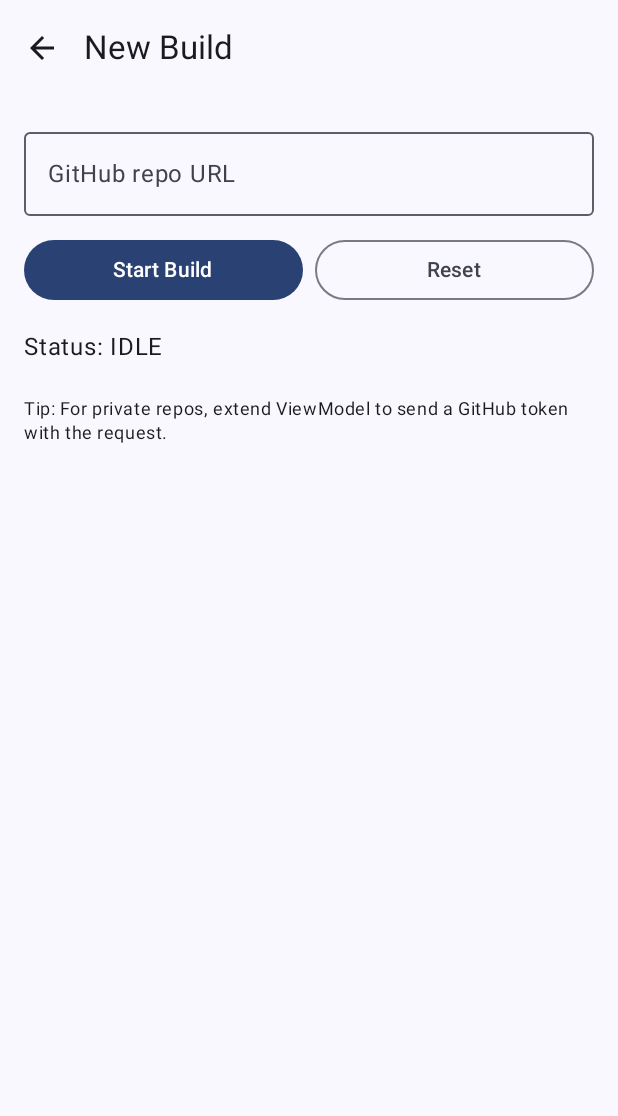
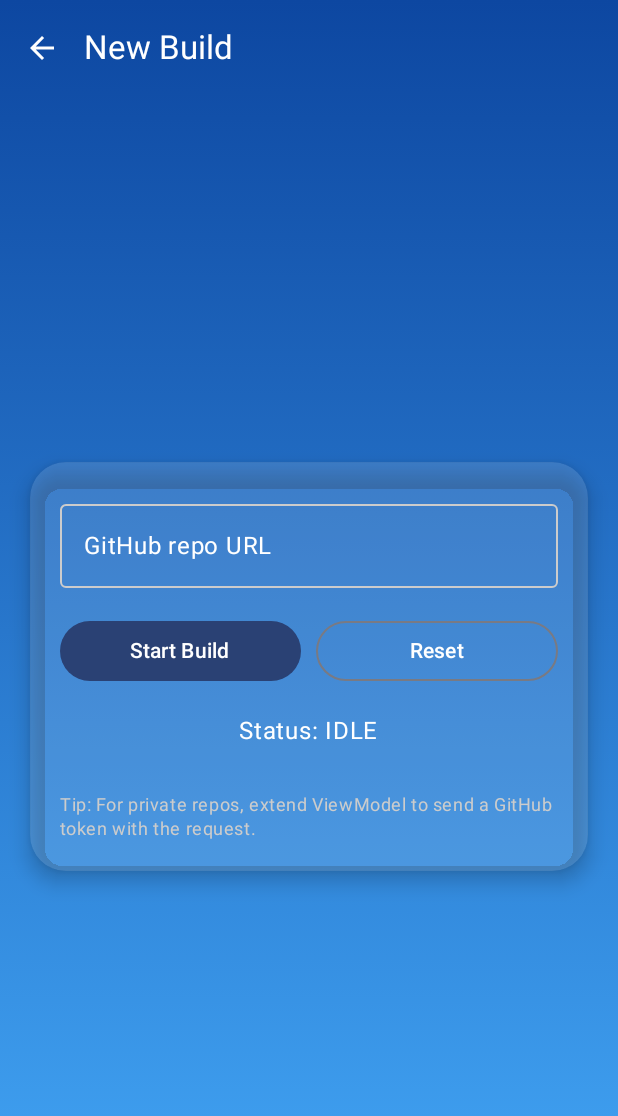
Before and after one commit to Abhi95081/BuildBuddy, an Android app built with Jetpack Compose: the BuildScreen screen opened through its navigation route, on a phone screen of 412 x 824 dp. Shown: the top 1116 px of the screen. Run offline under Robolectric (Android 15) with nearby library versions, the phone set to English and light mode, and no system bars.

Commit message:
BuildScreen.kt commit

```diff
--- a/app/src/main/java/com/example/buildbuddy/Screens/BuildScreen.kt
+++ b/app/src/main/java/com/example/buildbuddy/Screens/BuildScreen.kt
@@ -5,14 +5,18 @@ import android.content.Context
 import android.content.Intent
 import android.net.Uri
 import android.os.Environment
+import androidx.compose.foundation.background
 import androidx.compose.foundation.layout.*
-import androidx.compose.foundation.text.KeyboardActions
+import androidx.compose.foundation.shape.RoundedCornerShape
 import androidx.compose.foundation.text.KeyboardOptions
 import androidx.compose.material.icons.Icons
 import androidx.compose.material.icons.filled.ArrowBack
 import androidx.compose.material3.*
 import androidx.compose.runtime.*
+import androidx.compose.ui.Alignment
 import androidx.compose.ui.Modifier
+import androidx.compose.ui.graphics.Brush
+import androidx.compose.ui.graphics.Color
 import androidx.compose.ui.platform.LocalContext
 import androidx.compose.ui.text.input.ImeAction
 import androidx.compose.ui.unit.dp
@@ -26,105 +30,162 @@ import kotlinx.coroutines.launch
 fun BuildScreen(onBack: () -> Unit, vm: BuildViewModel = viewModel()) {
     val context = LocalContext.current
     val state by vm.state
+    val snackbarHostState = remember { SnackbarHostState() }
+    val scope = rememberCoroutineScope()
 
-    val snackbarHostState = remember { SnackbarHostState() }
+    // Gradient background
+    val gradient = Brush.verticalGradient(
+        listOf(Color(0xFF0D47A1), Color(0xFF42A5F5))
+    )
 
     Scaffold(
+        containerColor = Color.Transparent,
         topBar = {
             TopAppBar(
-                title = { Text("New Build") },
+                title = { Text("New Build", color = Color.White) },
                 navigationIcon = {
                     IconButton(onClick = onBack) {
-                        Icon(Icons.Default.ArrowBack, contentDescription = "Back")
+                        Icon(Icons.Default.ArrowBack, contentDescription = "Back", tint = Color.White)
                     }
-                }
+                },
+                colors = TopAppBarDefaults.topAppBarColors(containerColor = Color.Transparent)
             )
         },
         snackbarHost = { SnackbarHost(hostState = snackbarHostState) }
     ) { innerPadding ->
+        Box(
+            modifier = Modifier
+                .fillMaxSize()
+                .background(gradient)
+                .padding(innerPadding),
+            contentAlignment = Alignment.Center
+        ) {
             Column(
                 modifier = Modifier
-                .fillMaxSize()
-                .padding(innerPadding)
-                .padding(16.dp)
+                    .fillMaxWidth()
+                    .padding(20.dp),
+                horizontalAlignment = Alignment.CenterHorizontally
+            ) {
+                // Card container
+                Card(
+                    shape = RoundedCornerShape(24.dp),
+                    colors = CardDefaults.cardColors(
+                        containerColor = Color.White.copy(alpha = 0.12f)
+                    ),
+                    elevation = CardDefaults.cardElevation(defaultElevation = 8.dp),
+                    modifier = Modifier.fillMaxWidth()
+                ) {
+                    Column(
+                        modifier = Modifier.padding(20.dp),
+                        horizontalAlignment = Alignment.CenterHorizontally
                     ) {
                         OutlinedTextField(
                             value = state.repoUrl,
                             onValueChange = vm::onRepoChange,
-                label = { Text("GitHub repo URL") },
+                            label = { Text("GitHub repo URL", color = Color.White) },
                             placeholder = { Text("https://github.com/owner/repo") },
                             singleLine = true,
                             modifier = Modifier.fillMaxWidth(),
                             keyboardOptions = KeyboardOptions(imeAction = ImeAction.Done),
-                keyboardActions = KeyboardActions(onDone = { /* dismiss */ })
+                            colors = OutlinedTextFieldDefaults.colors(
+                                focusedBorderColor = Color.White,
+                                unfocusedBorderColor = Color.LightGray,
+                                cursorColor = Color.White,
+                                focusedLabelColor = Color.White
+                            )
                         )
 
-            Spacer(Modifier.height(12.dp))
+                        Spacer(Modifier.height(18.dp))
 
-            Row(Modifier.fillMaxWidth(), horizontalArrangement = Arrangement.spacedBy(8.dp)) {
-                val scope = rememberCoroutineScope()
-
+                        Row(
+                            Modifier.fillMaxWidth(),
+                            horizontalArrangement = Arrangement.spacedBy(10.dp)
+                        ) {
                             Button(
                                 onClick = {
                                     if (state.repoUrl.isBlank()) {
-                            scope.launch { snackbarHostState.showSnackbar("Please enter a repository URL") }
+                                        scope.launch {
+                                            snackbarHostState.showSnackbar("Please enter a repository URL")
+                                        }
                                         return@Button
                                     }
                                     if (!state.isBuilding) vm.startBuild()
                                 },
                                 enabled = !state.isBuilding,
-                    modifier = Modifier.weight(1f)
+                                modifier = Modifier.weight(1f),
+                                shape = RoundedCornerShape(50)
                             ) {
-                    Text(if (state.isBuilding) "Building..." else "Start Build")
+                                if (state.isBuilding) {
+                                    CircularProgressIndicator(
+                                        modifier = Modifier.size(20.dp),
+                                        strokeWidth = 2.dp,
+                                        color = Color.White
+                                    )
+                                    Spacer(Modifier.width(8.dp))
+                                    Text("Building...")
+                                } else {
+                                    Text("Start Build")
                                 }
-
+                            }
 
                             OutlinedButton(
                                 onClick = vm::reset,
                                 enabled = !state.isBuilding,
-                    modifier = Modifier.weight(1f)
-                ) { Text("Reset") }
-            }
-
-            Spacer(Modifier.height(18.dp))
-
-            Text("Status: ${state.status.uppercase()}", style = MaterialTheme.typography.bodyLarge)
-            state.message?.let {
-                Spacer(Modifier.height(6.dp))
-                Text(it, style = MaterialTheme.typography.bodySmall)
-            }
-
-            Spacer(Modifier.height(16.dp))
-
-            state.downloadUrl?.let { url ->
-                Column(verticalArrangement = Arrangement.spacedBy(8.dp)) {
-                    Button(
-                        onClick = { openInBrowser(context, url) },
-                        modifier = Modifier.fillMaxWidth()
-                    ) { Text("Open Download Page") }
-
-                    // Optional: direct download via DownloadManager (saves to app's Downloads)
-                    OutlinedButton(
-                        onClick = { enqueueDownload(context, url) },
-                        modifier = Modifier.fillMaxWidth()
-                    ) { Text("Download APK (Direct)") }
+                                modifier = Modifier.weight(1f),
+                                shape = RoundedCornerShape(50),
+                                colors = ButtonDefaults.outlinedButtonColors(contentColor = Color.White)
+                            ) {
+                                Text("Reset")
                             }
                         }
 
-            Spacer(Modifier.height(8.dp))
+                        Spacer(Modifier.height(20.dp))
+
+                        Text(
+                            "Status: ${state.status.uppercase()}",
+                            style = MaterialTheme.typography.bodyLarge,
+                            color = Color.White
+                        )
+                        state.message?.let {
+                            Spacer(Modifier.height(6.dp))
+                            Text(it, style = MaterialTheme.typography.bodySmall, color = Color.LightGray)
+                        }
+
+                        Spacer(Modifier.height(20.dp))
+
+                        state.downloadUrl?.let { url ->
+                            Column(verticalArrangement = Arrangement.spacedBy(12.dp)) {
+                                Button(
+                                    onClick = { openInBrowser(context, url) },
+                                    modifier = Modifier.fillMaxWidth(),
+                                    shape = RoundedCornerShape(50),
+                                    colors = ButtonDefaults.buttonColors(containerColor = Color(0xFFFFC107))
+                                ) {
+                                    Text("✨ Open Download Page ✨", color = Color.Black)
+                                }
+
+                                OutlinedButton(
+                                    onClick = { enqueueDownload(context, url) },
+                                    modifier = Modifier.fillMaxWidth(),
+                                    shape = RoundedCornerShape(50),
+                                    colors = ButtonDefaults.outlinedButtonColors(contentColor = Color.White)
+                                ) {
+                                    Text("⬇️ Download APK (Direct)")
+                                }
+                            }
+                        }
+
+                        Spacer(Modifier.height(12.dp))
 
                         Text(
                             text = "Tip: For private repos, extend ViewModel to send a GitHub token with the request.",
-                style = MaterialTheme.typography.bodySmall
+                            style = MaterialTheme.typography.bodySmall,
+                            color = Color.LightGray
                         )
                     }
                 }
             }
-
-@Composable
-private fun show(host: SnackbarHostState, msg: String) {
-    LaunchedEffect(msg) {
-        host.showSnackbar(msg)
+        }
     }
 }
 
```
Lines whose indentation alone changed are shown as unchanged.
